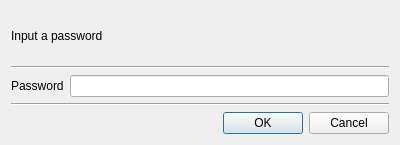
Old version of the form BerEditor/passwd_dlg.ui in the repository jykim74/BerEditor.
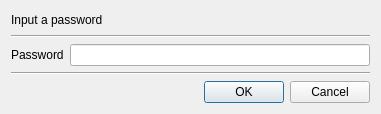
New version of the form.

The edit to the form file:
```diff
--- a/BerEditor/passwd_dlg.ui
+++ b/BerEditor/passwd_dlg.ui
@@ -6,8 +6,8 @@
    <rect>
     <x>0</x>
     <y>0</y>
-    <width>400</width>
-    <height>145</height>
+    <width>376</width>
+    <height>114</height>
    </rect>
   </property>
   <property name="windowTitle">
@@ -39,6 +39,12 @@
      </item>
      <item row="0" column="1">
       <widget class="QLineEdit" name="mPasswdText">
+       <property name="minimumSize">
+        <size>
+         <width>300</width>
+         <height>0</height>
+        </size>
+       </property>
        <property name="echoMode">
         <enum>QLineEdit::Password</enum>
        </property>
```
